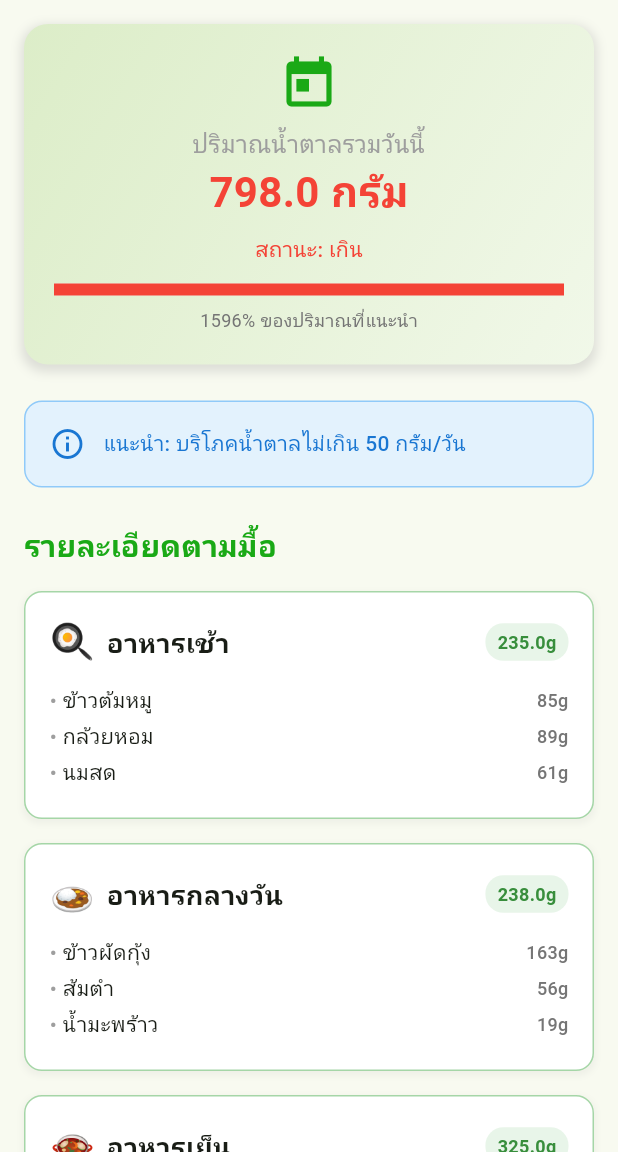
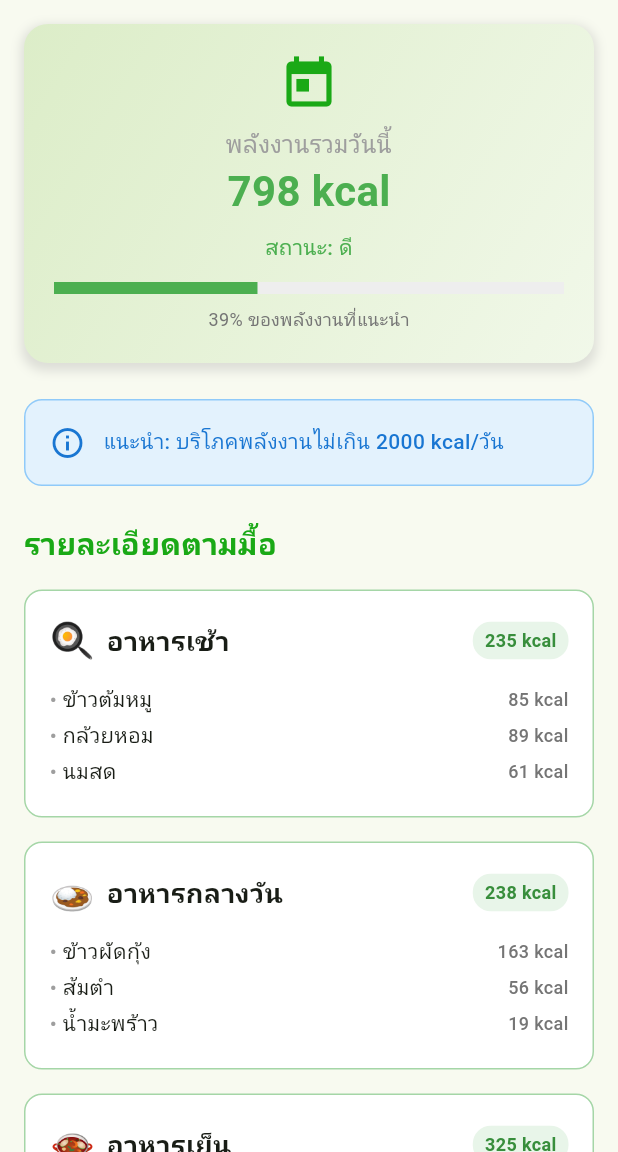
Before and after one commit to wichananm65/HealthyPlan, a Flutter app: the screen it shows after launch, after a tap on "สรุปแผนวันนี้", on a phone screen of 412 x 824 dp, the part 84-1236 px from its top. Run offline on Flutter 3.47's test engine with Material 3 defaults, Android fonts, the phone set to English and light mode, and no system bars.

Commit message:
change to kcal

```diff
--- a/lib/Page/summary.dart
+++ b/lib/Page/summary.dart
@@ -18,11 +18,10 @@ class TodaySummaryPage extends StatefulWidget {
 }
 
 class _TodaySummaryPageState extends State<TodaySummaryPage> {
-  final double recommendedLimit = 50.0; // WHO recommendation: 50g per day
+  final double recommendedLimit = 2000.0; // พลังงานแนะนำต่อวัน (kcal)
 
-  double get totalSugar {
+  double get totalCalories {
     double total = 0.0;
-
     if (widget.breakfastFoods != null) {
       total += widget.breakfastFoods!.fold(0.0, (sum, food) => sum + food[1]);
     }
@@ -32,16 +31,15 @@ class _TodaySummaryPageState extends State<TodaySummaryPage> {
     if (widget.dinnerFoods != null) {
       total += widget.dinnerFoods!.fold(0.0, (sum, food) => sum + food[1]);
     }
-
     return total;
   }
 
-  double getMealSugar(List<List<dynamic>>? foods) {
+  double getMealCalories(List<List<dynamic>>? foods) {
     if (foods == null || foods.isEmpty) return 0.0;
     return foods.fold(0.0, (sum, food) => sum + food[1]);
   }
 
-  Color _getSugarStatusColor(double amount) {
+  Color _getStatusColor(double amount) {
     if (amount <= recommendedLimit * 0.7) {
       return Colors.green;
     } else if (amount <= recommendedLimit) {
@@ -51,7 +49,7 @@ class _TodaySummaryPageState extends State<TodaySummaryPage> {
     }
   }
 
-  String _getSugarStatus(double amount) {
+  String _getStatusText(double amount) {
     if (amount <= recommendedLimit * 0.7) {
       return 'ดี';
     } else if (amount <= recommendedLimit) {
@@ -72,7 +70,7 @@ class _TodaySummaryPageState extends State<TodaySummaryPage> {
     String emoji,
     List<List<dynamic>>? foods,
   ) {
-    double mealSugarAmount = getMealSugar(foods);
+    double mealCalories = getMealCalories(foods);
 
     return Container(
       margin: const EdgeInsets.only(bottom: 16),
@@ -80,15 +78,7 @@ class _TodaySummaryPageState extends State<TodaySummaryPage> {
       decoration: BoxDecoration(
         color: Colors.white,
         borderRadius: BorderRadius.circular(12),
-        border: Border.all(color: Colors.green.shade200, width: 1),
-        boxShadow: [
-          BoxShadow(
-            color: Colors.grey.withOpacity(0.1),
-            spreadRadius: 1,
-            blurRadius: 3,
-            offset: const Offset(0, 2),
-          ),
-        ],
+        border: Border.all(color: Colors.green.shade200),
       ),
       child: Column(
         crossAxisAlignment: CrossAxisAlignment.start,
@@ -112,7 +102,7 @@ class _TodaySummaryPageState extends State<TodaySummaryPage> {
                   borderRadius: BorderRadius.circular(12),
                 ),
                 child: Text(
-                  '${mealSugarAmount.toStringAsFixed(1)}g',
+                  '${mealCalories.toStringAsFixed(0)} kcal',
                   style: TextStyle(
                     color: Colors.green.shade700,
                     fontWeight: FontWeight.w600,
@@ -143,7 +133,7 @@ class _TodaySummaryPageState extends State<TodaySummaryPage> {
                             ),
                           ),
                           Text(
-                            '${food[1]}g',
+                            '${food[1]} kcal',
                             style: TextStyle(
                               fontSize: 12,
                               color: Colors.grey.shade600,
@@ -183,11 +173,7 @@ class _TodaySummaryPageState extends State<TodaySummaryPage> {
                     SizedBox(height: 16),
                     Text(
                       'ยังไม่มีแผนอาหารวันนี้',
-                      style: TextStyle(
-                        fontSize: 18,
-                        color: Colors.grey,
-                        fontWeight: FontWeight.w500,
-                      ),
+                      style: TextStyle(fontSize: 18, color: Colors.grey),
                     ),
                     SizedBox(height: 8),
                     Text(
@@ -203,7 +189,7 @@ class _TodaySummaryPageState extends State<TodaySummaryPage> {
                 child: Column(
                   crossAxisAlignment: CrossAxisAlignment.start,
                   children: [
-                    // Today's Summary Card
+                    // Summary
                     Container(
                       width: double.infinity,
                       padding: const EdgeInsets.all(20),
@@ -235,41 +221,41 @@ class _TodaySummaryPageState extends State<TodaySummaryPage> {
                           ),
                           const SizedBox(height: 8),
                           const Text(
-                            'ปริมาณน้ำตาลรวมวันนี้',
+                            'พลังงานรวมวันนี้',
                             style: TextStyle(fontSize: 16, color: Colors.grey),
                           ),
                           Text(
-                            '${totalSugar.toStringAsFixed(1)} กรัม',
+                            '${totalCalories.toStringAsFixed(0)} kcal',
                             style: TextStyle(
                               fontSize: 28,
                               fontWeight: FontWeight.bold,
-                              color: _getSugarStatusColor(totalSugar),
+                              color: _getStatusColor(totalCalories),
                             ),
                           ),
                           const SizedBox(height: 8),
                           Text(
-                            'สถานะ: ${_getSugarStatus(totalSugar)}',
+                            'สถานะ: ${_getStatusText(totalCalories)}',
                             style: TextStyle(
                               fontSize: 14,
-                              color: _getSugarStatusColor(totalSugar),
+                              color: _getStatusColor(totalCalories),
                               fontWeight: FontWeight.w500,
                             ),
                           ),
                           const SizedBox(height: 12),
                           LinearProgressIndicator(
-                            value: (totalSugar / recommendedLimit).clamp(
+                            value: (totalCalories / recommendedLimit).clamp(
                               0.0,
                               1.0,
                             ),
                             backgroundColor: Colors.grey.shade200,
                             valueColor: AlwaysStoppedAnimation<Color>(
-                              _getSugarStatusColor(totalSugar),
+                              _getStatusColor(totalCalories),
                             ),
                             minHeight: 8,
                           ),
                           const SizedBox(height: 8),
                           Text(
-                            '${((totalSugar / recommendedLimit) * 100).toInt()}% ของปริมาณที่แนะนำ',
+                            '${((totalCalories / recommendedLimit) * 100).toInt()}% ของพลังงานที่แนะนำ',
                             style: TextStyle(
                               fontSize: 12,
                               color: Colors.grey.shade600,
@@ -281,7 +267,7 @@ class _TodaySummaryPageState extends State<TodaySummaryPage> {
 
                     const SizedBox(height: 24),
 
-                    // Recommendation Info
+                    // Recommendation
                     Container(
                       padding: const EdgeInsets.all(16),
                       decoration: BoxDecoration(
@@ -295,7 +281,7 @@ class _TodaySummaryPageState extends State<TodaySummaryPage> {
                           const SizedBox(width: 12),
                           Expanded(
                             child: Text(
-                              'แนะนำ: บริโภคน้ำตาลไม่เกิน ${recommendedLimit.toInt()} กรัม/วัน',
+                              'แนะนำ: บริโภคพลังงานไม่เกิน ${recommendedLimit.toInt()} kcal/วัน',
                               style: TextStyle(
                                 color: Colors.blue.shade700,
                                 fontWeight: FontWeight.w500,
@@ -307,8 +293,6 @@ class _TodaySummaryPageState extends State<TodaySummaryPage> {
                     ),
 
                     const SizedBox(height: 24),
-
-                    // Meals Breakdown
                     const Text(
                       'รายละเอียดตามมื้อ',
                       style: TextStyle(
@@ -325,7 +309,7 @@ class _TodaySummaryPageState extends State<TodaySummaryPage> {
 
                     const SizedBox(height: 24),
 
-                    // Tips Section
+                    // Tips
                     Container(
                       padding: const EdgeInsets.all(16),
                       decoration: BoxDecoration(
@@ -355,11 +339,11 @@ class _TodaySummaryPageState extends State<TodaySummaryPage> {
                           ),
                           const SizedBox(height: 12),
                           Text(
-                            totalSugar <= recommendedLimit * 0.7
-                                ? '✅ ยอดเยี่ยม! คุณควบคุมน้ำตาลได้ดีในวันนี้\n• รักษาระดับนี้ต่อไป\n• ดื่มน้ำเปล่าเพิ่มเติม'
-                                : totalSugar <= recommendedLimit
-                                ? '⚠️ ปานกลาง อยู่ในเกณฑ์ที่ยอมรับได้\n• ระวังการทานขนมหวานเพิ่ม\n• เลือกผลไม้สดแทนขนมหวาน'
-                                : '🚨 เกินปริมาณที่แนะนำแล้ว\n• ลดเครื่องดื่มหวานในมื้อถัดไป\n• เพิ่มการออกกำลังกาย\n• ดื่มน้ำเปล่ามากขึ้น',
+                            totalCalories <= recommendedLimit * 0.7
+                                ? '✅ ยอดเยี่ยม! คุณควบคุมพลังงานได้ดีในวันนี้\n• รักษาระดับนี้ต่อไป\n• พักผ่อนให้เพียงพอ'
+                                : totalCalories <= recommendedLimit
+                                ? '⚠️ ปานกลาง ยังอยู่ในเกณฑ์ที่ยอมรับได้\n• หลีกเลี่ยงอาหารที่มีไขมันสูง\n• ออกกำลังกายเล็กน้อย'
+                                : '🚨 พลังงานเกินที่แนะนำแล้ว\n• ลดมื้อเย็นหรือขนม\n• เพิ่มการเคลื่อนไหวระหว่างวัน\n• ดื่มน้ำมากขึ้น',
                             style: const TextStyle(fontSize: 14, height: 1.5),
                           ),
                         ],
```
